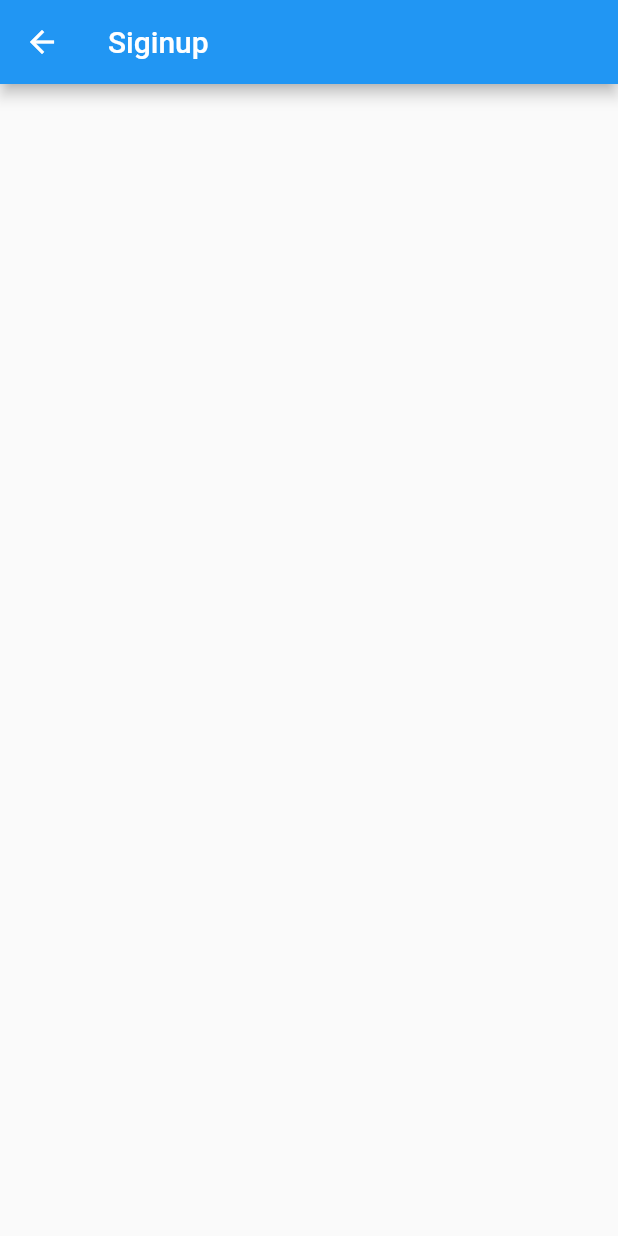
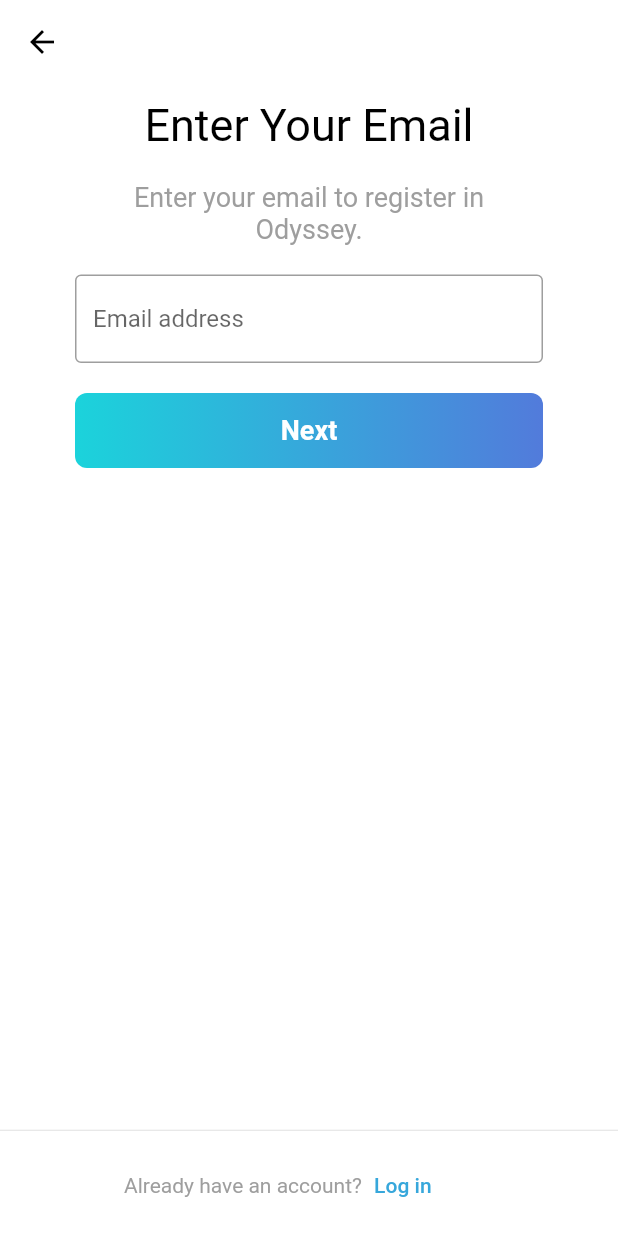
Before and after one commit to ShathaAldosari01/2022-gp1-7, a Flutter app: the screen it shows after launch, after a tap on "Create new account", on a phone screen of 412 x 824 dp. Run offline on Flutter 3.47's test engine with Material 2 defaults, Android fonts, the phone set to English and light mode, and no system bars; our stand-ins replace firebase_auth; accounts and stored records are empty.

Commit message:
First page in sign up

```diff
--- a/lib/config/palette.dart
+++ b/lib/config/palette.dart
@@ -1,7 +1,11 @@
 import 'package:flutter/painting.dart';
 /*color theam*/
 class Palette{
-  static const Color backgroundColor = Color(0xFFffffff);
+  static const Color backgroundColor = Color(0xFFffffff);//0xFF1c1c1c
   static const Color textColor = Color(0xFF000000);
   static const Color buttonColor = Color(0xff1bd3db);
+  static const Color lightbuttonColor = Color(0xff8DE9ED);
+  static const Color nameColor = Color(0xff527bdb);
+  static const Color grey = Color(0xff9e9e9e);
+  static const Color link = Color(0xFF37A7DB);
 }
--- a/lib/main.dart
+++ b/lib/main.dart
@@ -1,8 +1,8 @@
 import 'package:flutter/material.dart';
 /*pages */
-import 'package:gp1_7_2022/screen/signup_login.dart';
-import 'package:gp1_7_2022/screen/signup.dart';
-import 'package:gp1_7_2022/screen/login.dart';
+import 'package:gp1_7_2022/screen/auth/signup_login.dart';
+import 'package:gp1_7_2022/screen/auth/signup.dart';
+import 'package:gp1_7_2022/screen/auth/login.dart';
 
 void main() {
   runApp(
--- a/lib/screen/login.dart
+++ b/lib/screen/auth/login.dart
@@ -1,6 +1,6 @@
 import 'package:flutter/material.dart';
-import 'package:gp1_7_2022/screen/signup_login.dart';
-import 'package:gp1_7_2022/screen/login.dart';
+import 'package:gp1_7_2022/screen/auth/signup_login.dart';
+import 'package:gp1_7_2022/screen/auth/login.dart';
 import 'package:gp1_7_2022/screen/Profile_Page.dart';
 import 'package:gp1_7_2022/config/palette.dart';
 
--- /dev/null
+++ b/lib/screen/auth/signup.dart
@@ -0,0 +1,182 @@
+import 'dart:io';
+import 'package:flutter/cupertino.dart';
+import 'package:flutter/material.dart';
+/*pages */
+import 'package:gp1_7_2022/screen/auth/signup_login.dart';
+import 'package:gp1_7_2022/screen/auth/signup.dart';
+/*colors */
+import 'package:gp1_7_2022/config/palette.dart';
+
+class Signup extends StatelessWidget {
+  // This widget is the root of your application.
+  @override
+  Widget build(BuildContext context) {
+    return Scaffold(
+      backgroundColor: Palette.backgroundColor,
+
+      appBar: AppBar(
+        backgroundColor: Palette.backgroundColor,
+        foregroundColor: Palette.textColor,
+        elevation: 0,//no shadow
+      ),
+
+      body: Container(
+        child: Column(
+
+          children: [
+
+            /*first column*/
+            Expanded(
+              child: Container(
+                margin:  EdgeInsets.symmetric(horizontal: 50),
+                child: Column(
+                  crossAxisAlignment: CrossAxisAlignment.center,
+                  children: [
+
+                    /*Enter your email*/
+                    Container(
+                      padding: EdgeInsets.symmetric(horizontal: 15, vertical: 10),
+                      // color: Colors.red,
+                      child:Center(
+                        child: Text(
+                          "Enter Your Email",
+                          style: TextStyle(
+                            fontSize: 30,
+                            color: Palette.textColor,
+                          ),
+                        ),
+                      ),
+                    ),
+
+                    /*enter your email so that you */
+                    Container(
+                      padding: EdgeInsets.symmetric(horizontal: 15, vertical: 10),
+                      // color: Colors.blue,
+                      child:Center(
+                        child: Text(
+                          "Enter your email to register in Odyssey.",
+                          textAlign: TextAlign.center,
+                          style: TextStyle(
+                            fontSize: 18,
+                            color: Palette.grey,
+                          ),
+                        ),
+                      ),
+                    ),
+
+                    /*form*/
+                    Form(
+                        child: Column(
+                          children:[ Column(
+                            children: [
+
+                              /*email*/
+                              Container(
+                                margin: EdgeInsets.symmetric(vertical: 10),
+                                child: TextFormField(
+                                  //design
+                                  decoration: InputDecoration(
+                                    border: OutlineInputBorder(),
+                                    hintText: "Email address",
+                                  ),
+                                  //function
+                                  onChanged: (val){
+
+                                  },
+                                ),
+                              ),
+
+
+                              /*next button*/
+                              Container(
+                                margin: EdgeInsets.symmetric(vertical: 10),
+                                alignment: Alignment.center,
+                                width: double.infinity,
+                                height: 50.0,
+                                /*button colors*/
+                                decoration: BoxDecoration(
+                                  borderRadius: BorderRadius.all(Radius.circular(8.0)),
+                                  gradient: LinearGradient(
+                                      colors: [
+                                        Palette.buttonColor,
+                                        Palette.nameColor,
+                                      ]
+                                  ),
+                                ),
+                                /*button*/
+                                child: ButtonTheme(
+                                  height: 50.0,
+                                  minWidth: 350,
+                                  child: FlatButton(onPressed: (){
+                                    /*go to sign up page*/
+                                    Navigator.pushNamed(context, '/signup');
+                                  },
+                                    child: Text('Next',
+                                      style: TextStyle(
+                                        color: Palette.backgroundColor,
+                                        fontWeight: FontWeight.bold,
+                                        fontSize: 18,
+                                      ),
+                                    ),
+                                  ),
+                                ),
+                              ),
+                              /*end of next button */
+
+                            ],
+                          ),]
+                        ),
+                    ),
+                    /*/form*/
+                  ],
+                ),
+              ),
+            ),
+
+
+              /*log out?*/
+                Column(
+                  mainAxisAlignment: MainAxisAlignment.end,
+                  children: [
+                    Divider(
+                      height: 5,
+                    ),
+                    Container(
+                      padding: EdgeInsets.symmetric(vertical: 10, horizontal: 25),
+                      child: Row(
+                        mainAxisAlignment: MainAxisAlignment.center,
+                        children:[
+
+                          Text(
+                            "Already have an account?",
+                            style: TextStyle(
+                              color: Palette.grey,
+                            ),
+                          ),
+
+                          FlatButton(
+                            // color: Colors.red,
+                            padding: EdgeInsets.fromLTRB(0, 0,30, 0),
+                            onPressed: (){
+                              Navigator.pushNamed(context, '/signup');
+                            },
+                            child: Text(
+                              "Log in ",
+                              style: TextStyle(
+                                color: Palette.link,
+                              ),
+                            ),
+                          ),
+
+                        ]
+                      ),
+                    )
+                  ],
+                )
+          ],
+        ),
+      ),
+    );
+
+  }
+}
--- /dev/null
+++ b/lib/screen/auth/signup_login.dart
@@ -0,0 +1,122 @@
+import 'package:flutter/material.dart';
+/*pages */
+import 'package:gp1_7_2022/screen/auth/signup.dart';
+import 'package:gp1_7_2022/screen/auth/login.dart';
+/*colors */
+import 'package:gp1_7_2022/config/palette.dart';
+
+class Signup_Login extends StatefulWidget {
+  const Signup_Login({Key? key}) : super(key: key);
+
+  @override
+  _Signup_LoginState createState() => _Signup_LoginState();
+}
+
+class _Signup_LoginState extends State<Signup_Login> {
+  @override
+  Widget build(BuildContext context) {
+    return Scaffold(
+      backgroundColor: Palette.backgroundColor,
+      body:Column(
+        crossAxisAlignment: CrossAxisAlignment.stretch,
+        children: [
+          /*add space in front */
+          SizedBox(
+            height: 70,
+          ),
+          /*logo*/
+          Container(
+            // color: Colors.amber,
+            child: Center(
+              child: Image.asset('assets/logoWithName.png'),
+            ),
+          ),
+          /*شعار*/
+          Container(
+            margin: EdgeInsets.fromLTRB(0,0,0,20),
+            child: Center(
+              child:Text(
+                "A journey full of adventures",
+                style: TextStyle(
+                  fontWeight: FontWeight.w900,
+                  fontSize: 25,
+                  color: Palette.link,
+                  fontFamily: 'Handlee',
+                  letterSpacing: 2,
+                ),
+              ),
+            ),
+          ),
+          /*شعارend */
+
+          /*sign up button*/
+          Container(
+            margin: EdgeInsets.symmetric(horizontal: 30.0,vertical: 10),
+            alignment: Alignment.center,
+            width: double.infinity,
+            height: 50.0,
+            /*button colors*/
+            decoration: BoxDecoration(
+              borderRadius: BorderRadius.all(Radius.circular(8.0)),
+              gradient: LinearGradient(
+                  colors: [
+                    Palette.buttonColor,
+                    Palette.nameColor,
+                  ]
+              ),
+            ),
+            /*button*/
+            child: ButtonTheme(
+              height: 50.0,
+              minWidth: 350,
+              child: FlatButton(onPressed: (){
+                /*go to sign up page*/
+                Navigator.pushNamed(context, '/signup');
+              },
+                child: Text('Create new account',
+                  style: TextStyle(
+                    color: Palette.backgroundColor,
+                    fontWeight: FontWeight.bold,
+                    fontSize: 18,
+                  ),
+                ),
+              ),
+            ),
+          ),
+          /*end of sign up button */
+
+          /*log in button*/
+          Container(
+            margin: EdgeInsets.symmetric(horizontal: 30.0,vertical: 10),
+            alignment: Alignment.center,
+            width: double.infinity,
+            height: 50.0,
+            /*button*/
+            child: ButtonTheme(
+              height: 50.0,
+              child: FlatButton(onPressed: (){
+                /*go to sign up page*/
+                Navigator.pushNamed(context, '/login');
+              },
+                child: Text('Log in',
+                  style: TextStyle(
+                    color: Palette.buttonColor,
+                    fontWeight: FontWeight.bold,
+                    fontSize: 18,
+                  ),
+                ),
+              ),
+            ),
+          ),
+          /*end of sign up button */
+
+
+        ],
+      ),
+      // floatingActionButton: FloatingActionButton(
+      //   onPressed: (){},
+      //   child: Text("Click me!"),
+      // ),
+    );
+  }
+}
--- /dev/null
+++ b/lib/screen/home/home.dart
@@ -0,0 +1,15 @@
+import 'package:flutter/material.dart';
+
+class Home extends StatefulWidget {
+  const Home({Key? key}) : super(key: key);
+
+  @override
+  _HomeState createState() => _HomeState();
+}
+
+class _HomeState extends State<Home> {
+  @override
+  Widget build(BuildContext context) {
+    return Container();
+  }
+}
--- /dev/null
+++ b/lib/screen/services/auth.dart
@@ -0,0 +1,13 @@
+import 'package:firebase_auth/firebase_auth.dart';
+
+class AuthService{
+
+  final FirebaseAuth  _auth = FirebaseAuth.instance;
+
+  //sign up with email, password
+
+  //log in with email, password
+
+  //log out
+
+}
--- a/lib/screen/signup.dart
+++ /dev/null
@@ -1,27 +0,0 @@
-import 'dart:io';
-
-import 'package:flutter/material.dart';
-import 'package:gp1_7_2022/screen/signup_login.dart';
-import 'package:gp1_7_2022/screen/signup.dart';
-
-class Signup extends StatelessWidget {
-  // This widget is the root of your application.
-  @override
-  Widget build(BuildContext context) {
-    return Scaffold(
-      appBar: AppBar(
-        title: Text("Siginup"),
-      ),
-      body: Column(
-        children: [
-          Container(
-            child:Text(
-              ""
-            ),
-          ),
-        ],
-      ),
-    );
-
-  }
-}
--- a/lib/screen/signup_login.dart
+++ /dev/null
@@ -1,81 +0,0 @@
-import 'package:flutter/material.dart';
-/*pages */
-import 'package:gp1_7_2022/screen/signup.dart';
-import 'package:gp1_7_2022/screen/login.dart';
-/*colors */
-import 'package:gp1_7_2022/config/palette.dart';
-
-class Signup_Login extends StatefulWidget {
-  const Signup_Login({Key? key}) : super(key: key);
-
-  @override
-  _Signup_LoginState createState() => _Signup_LoginState();
-}
-
-class _Signup_LoginState extends State<Signup_Login> {
-  @override
-  Widget build(BuildContext context) {
-    return Scaffold(
-      backgroundColor: Palette.backgroundColor,
-      appBar: AppBar(
-        // title: Text(''),
-        backgroundColor: Palette.backgroundColor,
-        centerTitle: false,
-        elevation: 0.0,
-      ),
-      body:Column(
-        crossAxisAlignment: CrossAxisAlignment.stretch,
-        children: [
-          Center(
-            child: Image.asset('assets/logoWithName.png'),
-          ),
-          Container(
-            margin: EdgeInsets.symmetric(horizontal: 25, vertical: 5),
-            // padding: EdgeInsets.all(25),
-            child: ButtonTheme(
-              height: 50.0,
-              child: RaisedButton(onPressed: (){
-                Navigator.pushNamed(context, '/signup');
-              },
-
-                child: Text('Create new account',
-                  style: TextStyle(
-                    color: Palette.backgroundColor,
-                    fontWeight: FontWeight.bold,
-                    fontSize: 18,
-                  ),
-                ),
-                color: Palette.buttonColor,
-              ),
-            ),
-          ),
-          Container(
-            margin: EdgeInsets.symmetric(horizontal: 25,vertical: 5),
-            // padding: EdgeInsets.all(25),
-            child: ButtonTheme(
-              height: 50.0,
-              child: FlatButton(onPressed: (){
-                Navigator.pushNamed(context, '/login');
-              },
-
-                child: Text('Log in',
-                  style: TextStyle(
-                    color: Palette.buttonColor,
-                    fontWeight: FontWeight.bold,
-                    fontSize: 18,
-                  ),
-                ),
-                color: Palette.backgroundColor,
-              ),
-            ),
-          ),
-
-        ],
-      ),
-      // floatingActionButton: FloatingActionButton(
-      //   onPressed: (){},
-      //   child: Text("Click me!"),
-      // ),
-    );
-  }
-}
--- /dev/null
+++ b/lib/screen/wrapper.dart
@@ -0,0 +1,11 @@
+import 'package:flutter/material.dart';
+import 'package:gp1_7_2022/screen/home/home.dart';
+
+class Wrapper extends StatelessWidget {
+  const Wrapper({Key? key}) : super(key: key);
+
+  @override
+  Widget build(BuildContext context) {
+    return Home();
+  }
+}
```
Also changed, not shown: pubspec.yaml (+9 -7 lines), assets/logoWithName.png, fonts/DancingScript-Medium.ttf (added), fonts/Handlee-Regular.ttf (added), pubspec.lock, 3 other files.
